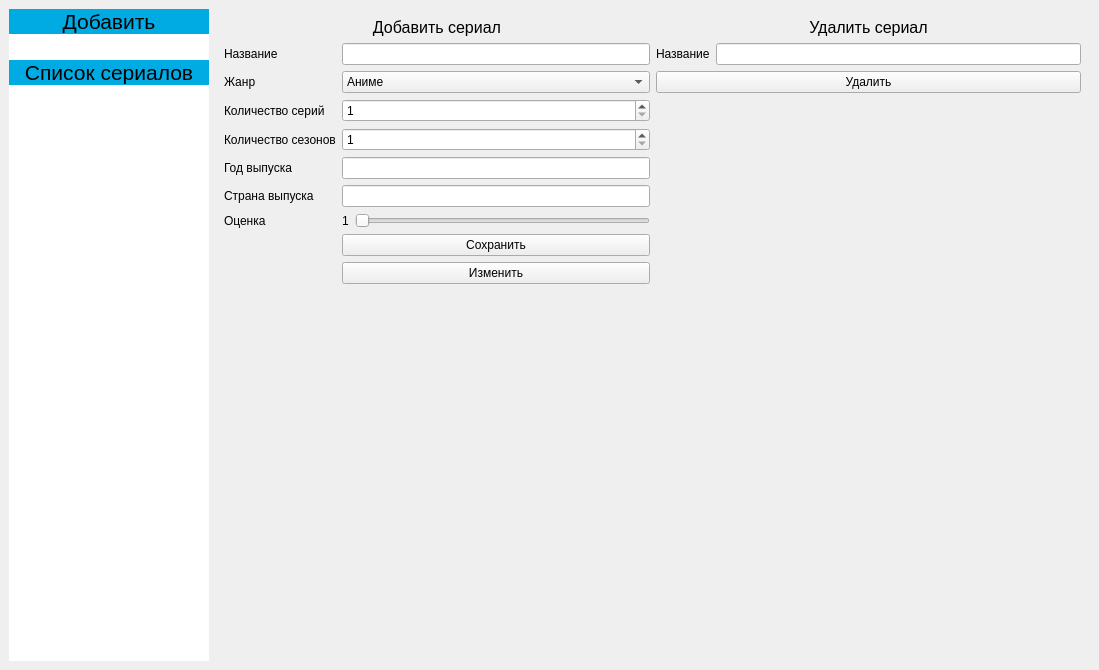
Qt form test.ui (Kirin112/serialbd) before a commit.
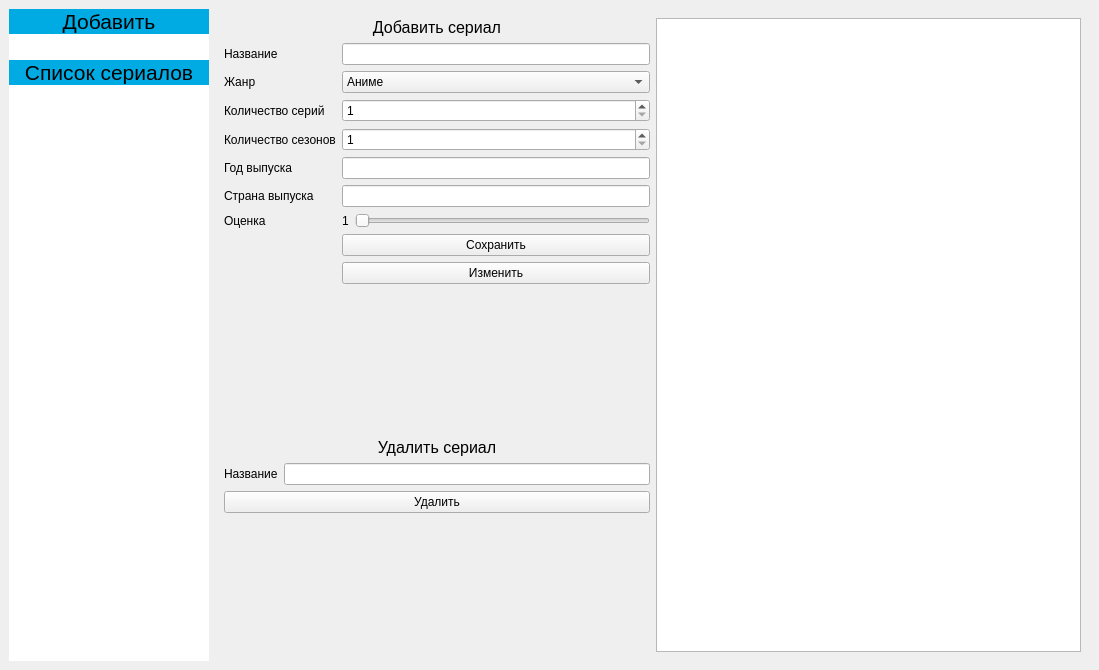
The same form after that commit.

Commit message: Вывод таблицы в настройках

Diff of the .ui file:
```diff
--- a/test.ui
+++ b/test.ui
@@ -314,8 +314,11 @@
           </item>
          </layout>
         </item>
-        <item row="0" column="1">
+        <item row="1" column="0">
          <layout class="QFormLayout" name="formLayout_6">
+          <property name="topMargin">
+           <number>100</number>
+          </property>
           <item row="0" column="0" colspan="2">
            <widget class="QLabel" name="label_19">
             <property name="font">
@@ -350,6 +353,9 @@
           </item>
          </layout>
         </item>
+        <item row="0" column="1" rowspan="2">
+         <widget class="QTableWidget" name="tableWidget_2"/>
+        </item>
        </layout>
       </widget>
       <widget class="QWidget" name="page_2">
```
Left out of the diff: 18 changed lines with no effect on the pictures. The commit also changes 1 other file.
